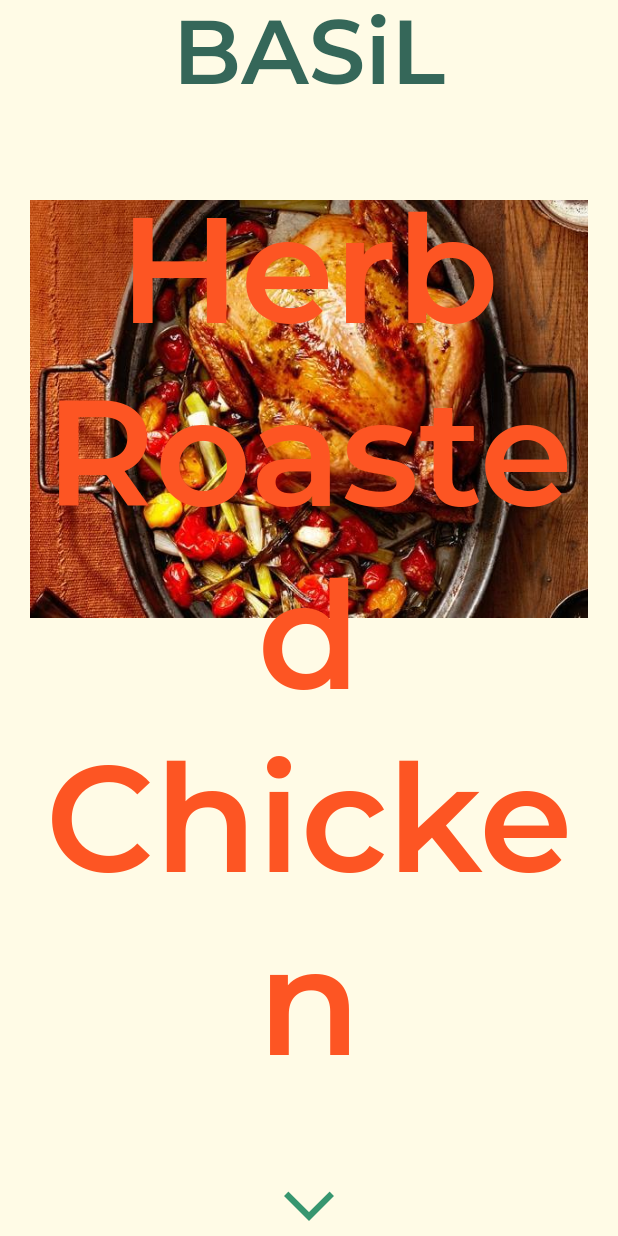
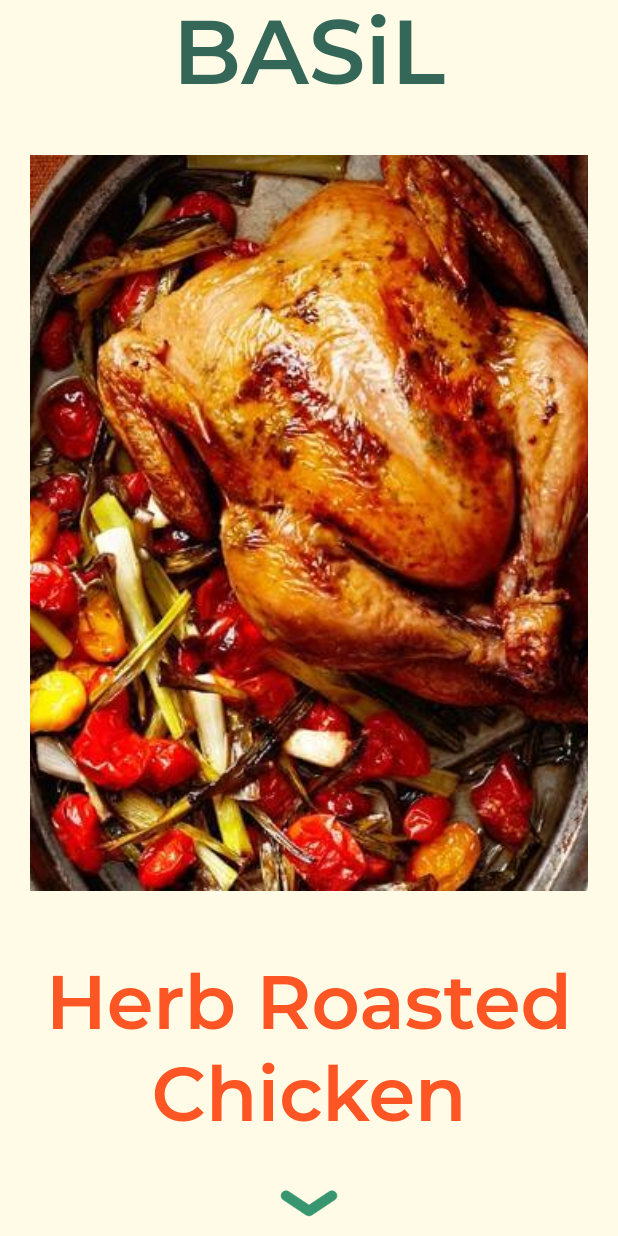
Before and after one commit to programadorthi/flutter_material_basil, a Flutter app: the screen it shows after launch, on a phone screen of 412 x 824 dp. Run offline on Flutter 3.47's test engine with Material 2 defaults, Android fonts, the phone set to English and light mode, and no system bars.

Commit message:
menu arrow, some fixes

```diff
--- a/lib/main.dart
+++ b/lib/main.dart
@@ -26,6 +26,27 @@ class MyApp extends StatelessWidget {
 }
 
 class AppPage extends StatelessWidget {
+
+  Widget _buildBackdrop() {
+    return Backdrop(
+      backLayer: Navigation(),
+      frontLayer: Column(
+        children: <Widget>[
+          _buildTitle(),
+          Expanded(
+            child: RecipesWidget(),
+          ),
+          Image.asset(
+            'assets/images/chevron-down.png',
+            color: colorPrimary,
+            height: 50.0,
+            width: 50.0,
+          ),
+        ],
+      ),
+    );
+  }
+
   Widget _buildTitle() {
     return Transform(
       transform: Matrix4.translationValues(0.0, -2.0, 0.0),
@@ -49,25 +70,7 @@ class AppPage extends StatelessWidget {
       backgroundColor: colorSecondaryLight,
       body: Stack(
         children: <Widget>[
-          Backdrop(
-            backLayer: Navigation(),
-            frontLayer: Column(
-              children: <Widget>[
-                _buildTitle(),
-                Expanded(
-                  child: RecipesWidget(),
-                ),
-                Transform.rotate(
-                  angle: math.pi / 2,
-                  child: Icon(
-                    Icons.arrow_forward_ios,
-                    color: colorPrimary,
-                    size: 40.0,
-                  ),
-                ),
-              ],
-            ),
-          ),
+          _buildBackdrop(),
           Container(
             color: colorPrimaryLight,
             height: systemPadding.top,
--- a/lib/recipes.dart
+++ b/lib/recipes.dart
@@ -83,7 +83,7 @@ class RecipeView extends StatelessWidget {
         item.title,
         style: TextStyle(
           color: colorSecondaryDark,
-          fontSize: 100.0,
+          fontSize: 50.0,
           fontWeight: FontWeight.w600,
         ),
         textAlign: TextAlign.center,
@@ -95,21 +95,23 @@ class RecipeView extends StatelessWidget {
       fit: BoxFit.cover,
     );
 
-    return Stack(
+    return Column(
       children: [
-        Padding(
-          padding: const EdgeInsets.only(
-            left: 20.0,
-            right: 20.0,
-            top: 60.0,
+        Expanded(
+          child: Padding(
+            padding: const EdgeInsets.symmetric(
+              horizontal: 20.0,
+              vertical: 30.0
+            ),
+            child: image,
           ),
-          child: image,
         ),
-        Positioned(
-          bottom: 56.0,
-          left: 0.0,
-          right: 0.0,
-          child: titleText,
+        SizedBox(
+          height: 150.0,
+          width: double.infinity,
+          child: Center(
+            child: titleText,
+          ),
         ),
       ],
     );
--- a/pubspec.yaml
+++ b/pubspec.yaml
@@ -28,6 +28,7 @@ flutter:
   # To add assets to your application, add an assets section, like this:
   assets:
    - assets/images/beef_pot_pie.jpg
+   - assets/images/chevron-down.png
    - assets/images/cream_presto_pasta.jpg
    - assets/images/herb_roasted_chicken.jpeg
 
```
Also changed, not shown: assets/images/chevron-down.png (added).
